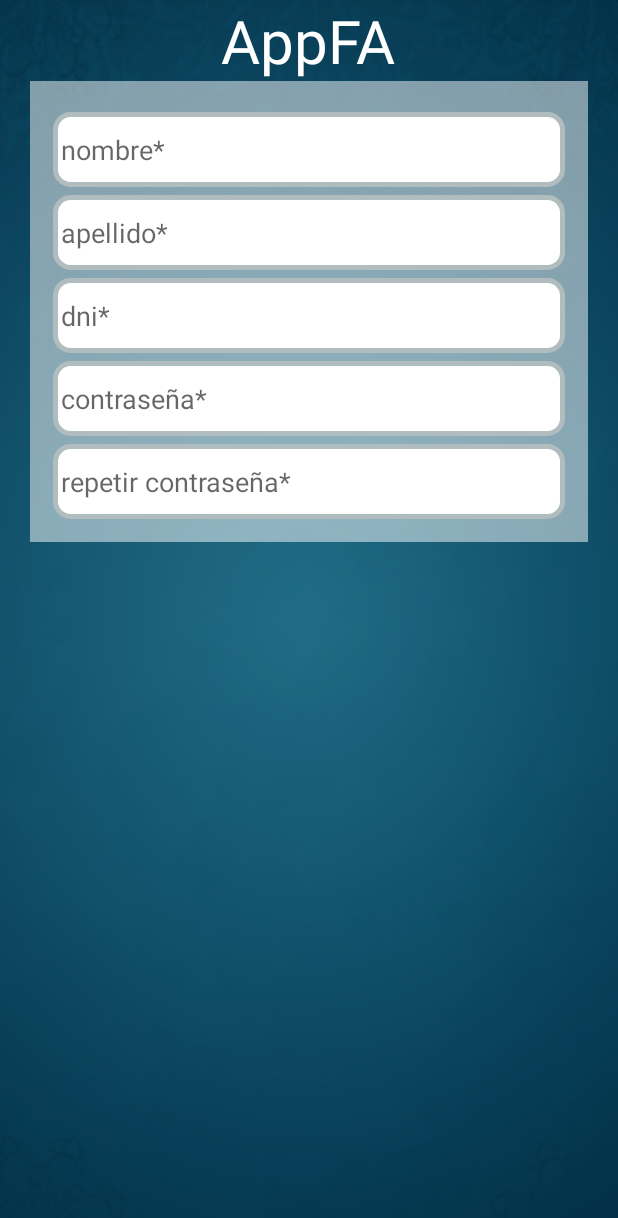
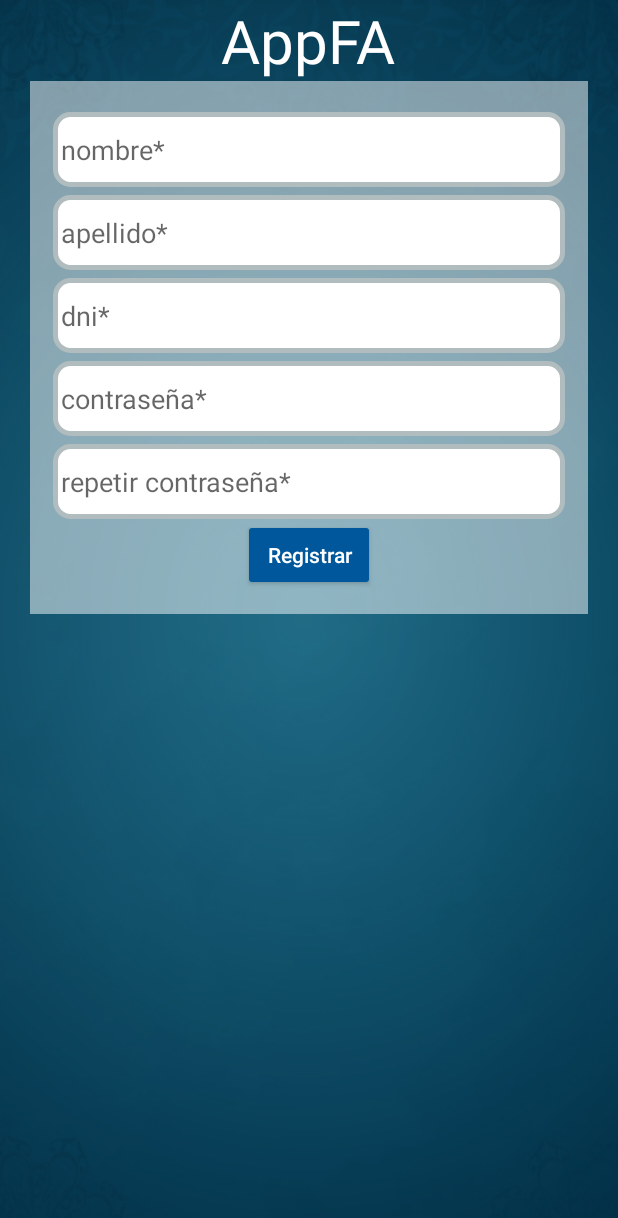
Before and after one commit to mgigena/appfa, an Android app: the RegistrationActivity screen opened directly, with no data from a screen before it, on a phone screen of 412 x 824 dp. Shown: the top 1218 px of the screen. Run offline under Robolectric (Android 15) with nearby library versions, the phone set to English and light mode, and no system bars.

Commit message:
Add Register Button
- Se añade el boton Registrar en forulario de registro

```diff
--- a/app/src/main/res/layout/activity_registration.xml
+++ b/app/src/main/res/layout/activity_registration.xml
@@ -52,6 +52,16 @@
                 style="@style/LoginFormDataEditText"
                 android:hint="@string/registrationRepeatPassword"
                 android:inputType="textPassword"/>
+
+            <RelativeLayout
+                android:layout_width="match_parent"
+                android:layout_height="wrap_content">
+
+                <Button
+                    android:id="@+id/registerUser"
+                    style="@style/LoginFormButton"
+                    android:text="@string/registrationButton"/>
+            </RelativeLayout>
         </LinearLayout>
     </RelativeLayout>
 
--- a/app/src/main/res/values/strings.xml
+++ b/app/src/main/res/values/strings.xml
@@ -9,12 +9,13 @@
     <string name="loginFormShowPassword">Mostrar contraseña</string>
 
     <!--REGISTRATION-->
-    <string name="registrationButton"><u>Registrate</u></string>
+    <string name="registrationTextButton"><u>Registrate</u></string>
     <string name="registrationFullName">nombre*</string>
     <string name="registrationLastName">apellido*</string>
     <string name="registrationUserName">dni*</string>
     <string name="registrationPassword">contraseña*</string>
     <string name="registrationRepeatPassword">repetir contraseña*</string>
+    <string name="registrationButton">Registrar</string>
 
     <!--ERROR MESSAGE-->
     <string name="error_data_required">* éste dato es obligatorio</string>
--- a/app/src/main/res/values/styles.xml
+++ b/app/src/main/res/values/styles.xml
@@ -116,7 +116,7 @@
 
     <!--REGISTRATION-->
     <style name="RegistrationButtonOnLogin" parent="WrapContent">
-        <item name="android:text">@string/registrationButton</item>
+        <item name="android:text">@string/registrationTextButton</item>
         <item name="android:layout_alignParentBottom">true</item>
         <item name="android:layout_centerHorizontal">true</item>
         <item name="android:clickable">true</item>
```
